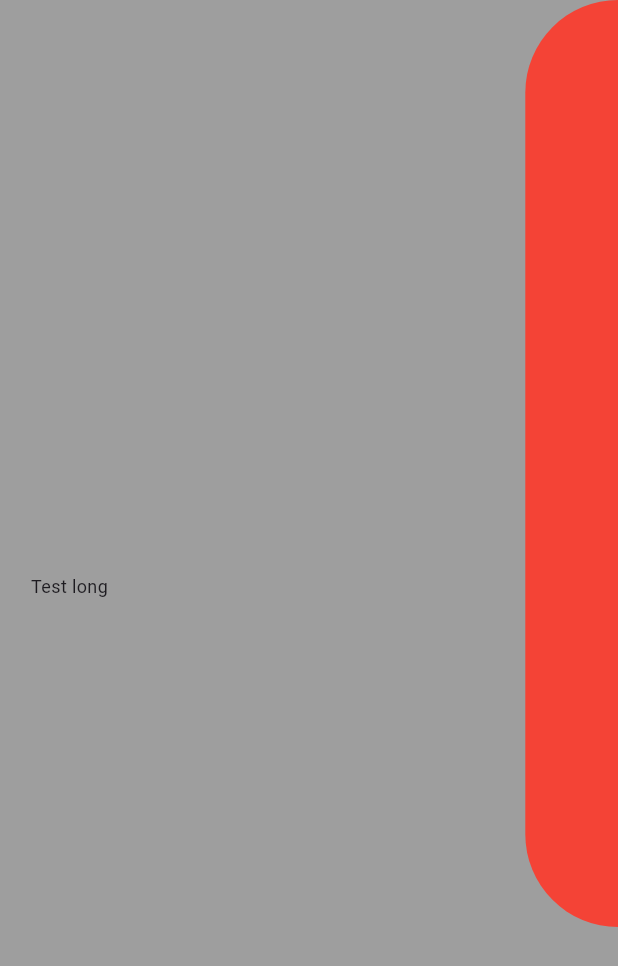
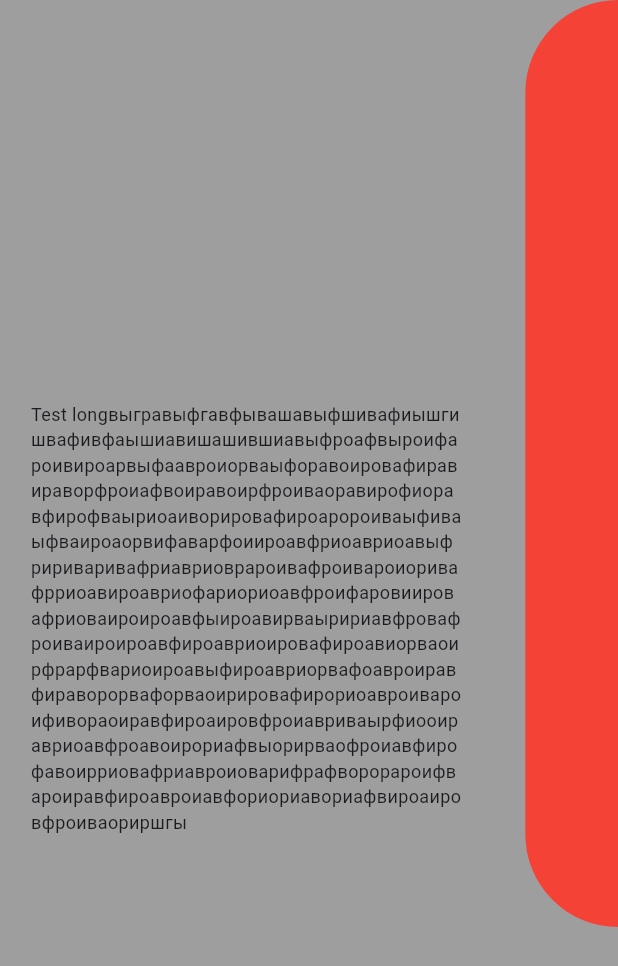
Before and after one commit to rsgamertv/flutter_dev_test_task, a Flutter app: the screen it shows after launch, on a phone screen of 412 x 824 dp. Shown: the top 966 px of the screen. Run offline on Flutter 3.47's test engine with Material 3 defaults, Android fonts, the phone set to English and light mode, and no system bars; drawn by our look-alikes of auto_size_text; our stand-ins replace sizer.

Commit message:
commit,fixed height size,text dont visible

```diff
--- a/lib/core/factors.dart
+++ b/lib/core/factors.dart
@@ -3,3 +3,5 @@ import 'package:sizer/sizer.dart';
 final defaultPadding = 5.w;
 final circlePadding = 80.w;
 final widgetMaxWidth = 70.w;
+const minHeight = 60;
+final maxHeight = 70.h;
--- a/lib/main/screen/home_page.dart
+++ b/lib/main/screen/home_page.dart
@@ -6,6 +6,6 @@ class HomePage extends StatelessWidget {
 
   @override
   Widget build(BuildContext context) {
-    return HomeCardWidget(titleText: 'Test long',);
+    return HomeCardWidget(titleText: 'Test longвыгравыфгавфывашавыфшивафиышгишвафивфаышиавишашившиавыфроафвыроифароивироарвыфаавроиорваыфоравоировафиравираворфроиафвоиравоирфроиваоравирофиоравфирофваыриоаиворировафироаророиваыфиваыфваироаорвифаварфоиироавфриоавриоавыфририваривафриавриоврароивафроивароиоривафрриоавироавриофариориоавфроифаровиировафриоваироироавфыироавирваыририавфровафроиваироироавфироавриоировафироавиорваоирфрарфвариоироавыфироавриорвафоавроиравфираворорвафорваоирировафирориоавроивароифивораоиравфироаировфроиавриваырфиооиравриоавфроавоирориафвыорирваофроиавфирофавоирриовафриавроиоварифрафворорароифвароиравфироавроиавфориориавориафвироаировфроиваориршгы',);
   }
 }
--- a/lib/main/widgets/home_card_widget.dart
+++ b/lib/main/widgets/home_card_widget.dart
@@ -17,7 +17,7 @@ class HomeCardWidget extends StatelessWidget {
         margin: EdgeInsets.only(left: defaultPadding),
         child: Stack(
           children: [
-            Align(alignment: Alignment.centerLeft,child: ConstrainedBox(constraints:  BoxConstraints(minHeight: 60,maxWidth: widgetMaxWidth),
+            Align(alignment: Alignment.centerLeft,child: ConstrainedBox(constraints:  BoxConstraints(minHeight: 60,maxWidth: widgetMaxWidth,maxHeight: maxHeight),
             child: AutoSizeText(titleText,style: TextStyle(fontSize: AdaptiveFontSize.getFontSize(context, 10)),),),),
             Positioned(top: 0.0, left: circlePadding,right: 0.0,child: const CircleWidget(),)
           ],
```
